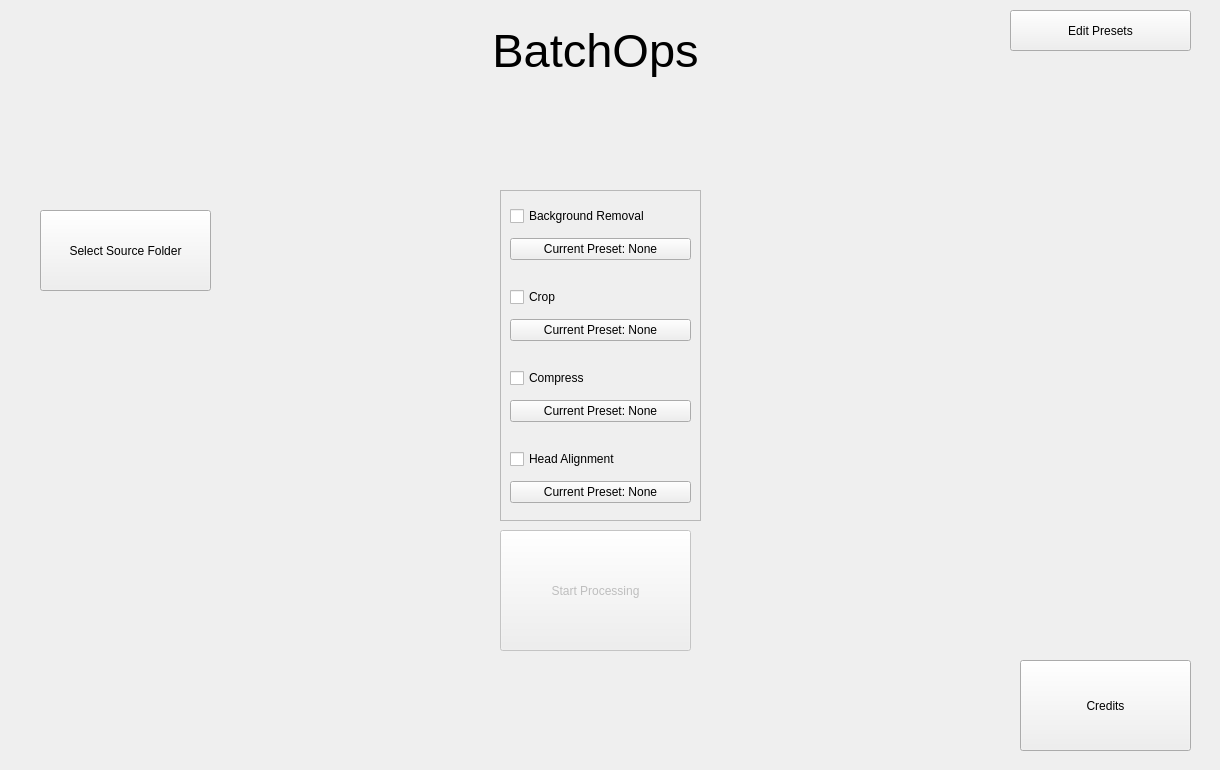
Before: the Qt Designer form form.ui in frogstarbop/BatchOps, drawn with Qt 5.
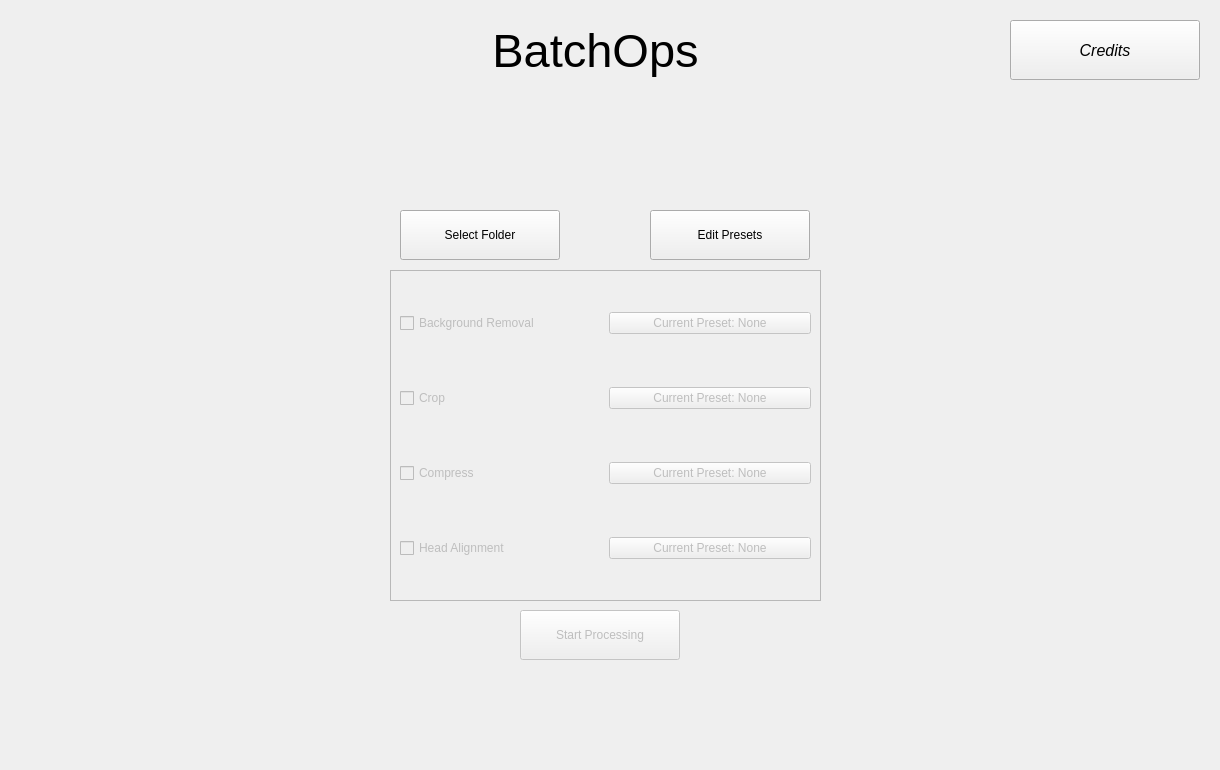
After: the same form once the commit is applied. Icons and pictures are not drawn.

Commit message: #2 Changes to home based on feedback - Move select folder button to a more relevant location - Move edit presets button to a more relevant location - Move and italicise credits to indicate that it isn't important for the functionality - By default, the scrollArea is disabled. Need to select a folder (currently, interact with select folder button) in order for the area to become enabled - By deafult, the preset button for every feature is disabled. Need to check an option to enable them. They become disabled if unchecked - Make start and select button smaller

What changed in the file:
```diff
--- a/form.ui
+++ b/form.ui
@@ -19,10 +19,10 @@
   <widget class="QPushButton" name="PresetButton">
    <property name="geometry">
     <rect>
-     <x>1010</x>
-     <y>10</y>
-     <width>181</width>
-     <height>41</height>
+     <x>650</x>
+     <y>210</y>
+     <width>160</width>
+     <height>50</height>
     </rect>
    </property>
    <property name="text">
@@ -75,22 +75,25 @@
   <widget class="QPushButton" name="selectFileButton">
    <property name="geometry">
     <rect>
-     <x>40</x>
+     <x>400</x>
      <y>210</y>
-     <width>171</width>
-     <height>81</height>
+     <width>160</width>
+     <height>50</height>
     </rect>
    </property>
    <property name="text">
-    <string>Select Source Folder</string>
+    <string>Select Folder</string>
    </property>
   </widget>
   <widget class="QScrollArea" name="scrollArea">
+   <property name="enabled">
+    <bool>false</bool>
+   </property>
    <property name="geometry">
     <rect>
-     <x>500</x>
-     <y>190</y>
-     <width>201</width>
+     <x>390</x>
+     <y>270</y>
+     <width>431</width>
      <height>331</height>
     </rect>
    </property>
@@ -102,12 +105,14 @@
      <rect>
       <x>0</x>
       <y>0</y>
-      <width>199</width>
+      <width>429</width>
       <height>329</height>
      </rect>
     </property>
     <layout class="QVBoxLayout" name="verticalLayout">
      <item>
+      <layout class="QHBoxLayout" name="layoutBack">
+       <item>
       <widget class="QCheckBox" name="checkBg">
        <property name="text">
         <string>Background Removal</string>
@@ -116,10 +121,15 @@
      </item>
      <item>
       <widget class="QPushButton" name="presetsBackground">
+         <property name="enabled">
+          <bool>false</bool>
+         </property>
        <property name="text">
         <string>Current Preset: None</string>
        </property>
       </widget>
+       </item>
+      </layout>
      </item>
      <item>
       <spacer name="verticalSpacer">
@@ -138,6 +148,8 @@
       </spacer>
      </item>
      <item>
+      <layout class="QHBoxLayout" name="layoutCrop">
+       <item>
       <widget class="QCheckBox" name="checkCrop">
        <property name="text">
         <string>Crop</string>
@@ -146,10 +158,15 @@
      </item>
      <item>
       <widget class="QPushButton" name="presetsCrop">
+         <property name="enabled">
+          <bool>false</bool>
+         </property>
        <property name="text">
         <string>Current Preset: None</string>
        </property>
       </widget>
+       </item>
+      </layout>
      </item>
      <item>
       <spacer name="verticalSpacer_2">
@@ -168,6 +185,8 @@
       </spacer>
      </item>
      <item>
+      <layout class="QHBoxLayout" name="layoutCompress">
+       <item>
       <widget class="QCheckBox" name="checkCompress">
        <property name="text">
         <string>Compress</string>
@@ -176,10 +195,15 @@
      </item>
      <item>
       <widget class="QPushButton" name="presetsCompress">
+         <property name="enabled">
+          <bool>false</bool>
+         </property>
        <property name="text">
         <string>Current Preset: None</string>
        </property>
       </widget>
+       </item>
+      </layout>
      </item>
      <item>
       <spacer name="verticalSpacer_3">
@@ -198,6 +222,8 @@
       </spacer>
      </item>
      <item>
+      <layout class="QHBoxLayout" name="layoutAlign">
+       <item>
       <widget class="QCheckBox" name="checkAlign">
        <property name="text">
         <string>Head Alignment</string>
@@ -206,10 +232,15 @@
      </item>
      <item>
       <widget class="QPushButton" name="presetsAlign">
+         <property name="enabled">
+          <bool>false</bool>
+         </property>
        <property name="text">
         <string>Current Preset: None</string>
        </property>
       </widget>
+       </item>
+      </layout>
      </item>
     </layout>
    </widget>
@@ -220,10 +251,10 @@
    </property>
    <property name="geometry">
     <rect>
-     <x>500</x>
-     <y>530</y>
-     <width>191</width>
-     <height>121</height>
+     <x>520</x>
+     <y>610</y>
+     <width>160</width>
+     <height>50</height>
     </rect>
    </property>
    <property name="text">
@@ -233,12 +264,18 @@
   <widget class="QPushButton" name="creditsButton">
    <property name="geometry">
     <rect>
-     <x>1020</x>
-     <y>660</y>
-     <width>171</width>
-     <height>91</height>
+     <x>1010</x>
+     <y>20</y>
+     <width>190</width>
+     <height>60</height>
     </rect>
    </property>
+   <property name="font">
+    <font>
+     <pointsize>12</pointsize>
+     <italic>true</italic>
+    </font>
+   </property>
    <property name="text">
     <string>Credits</string>
    </property>
```
Lines whose indentation alone changed are shown as unchanged. The commit also changes 3 other files.
